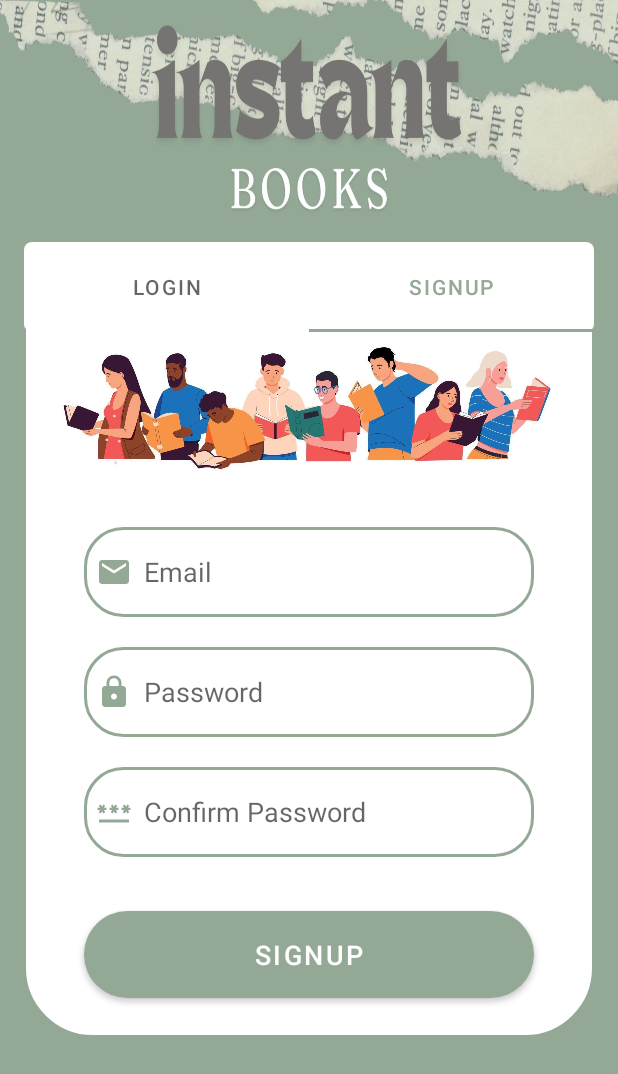
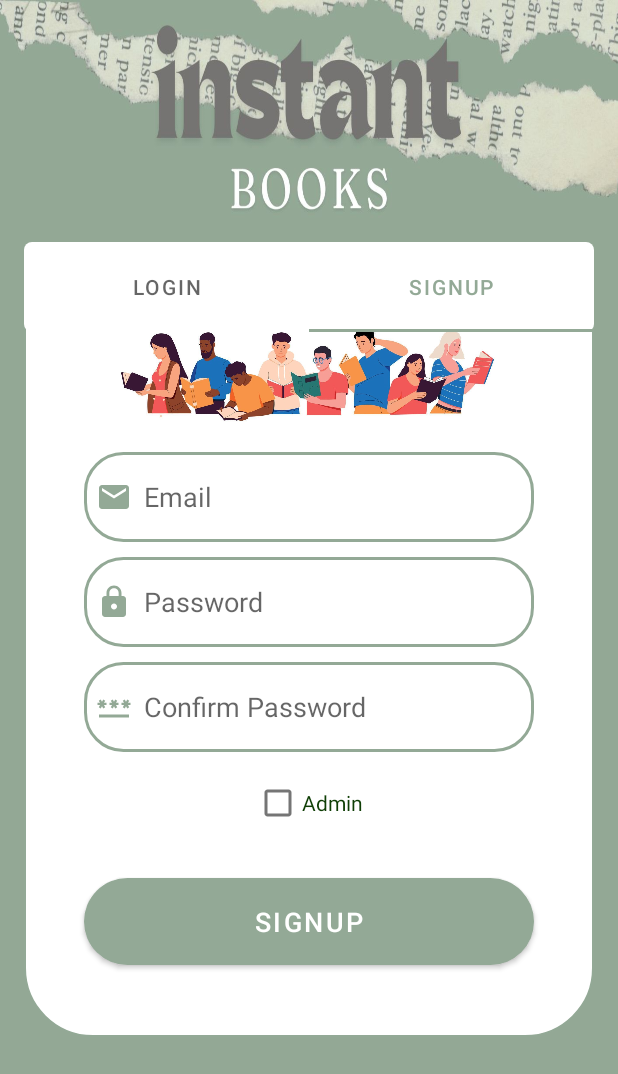
Before and after one commit to ErikaCorona/PROGETTO_BIBLIOTECA, an Android app: the screen it shows after launch (MainActivity_new), tab 2 chosen, on a phone screen of 412 x 824 dp. Shown: the top 1074 px of the screen. Run offline under Robolectric (Android 15) with nearby library versions, the phone set to English and light mode, and no system bars.

Commit message:
creazione tabella users nel db, aggiunto classe notifica, aggiunto checkbox admin

```diff
--- a/app/src/main/java/com/example/progettobiblioteca/LoginFragm.kt
+++ b/app/src/main/java/com/example/progettobiblioteca/LoginFragm.kt
@@ -1,18 +1,56 @@
 package com.example.progettobiblioteca
 
+import android.content.Context
+import android.content.Intent
 import android.os.Bundle
 import androidx.fragment.app.Fragment
 import android.view.LayoutInflater
 import android.view.View
 import android.view.ViewGroup
+import android.widget.Button
+import android.widget.EditText
 
 class LoginFragm : Fragment() {
+private lateinit var emailEditText: EditText
+private lateinit var passwordEditText: EditText
+
+
+
 
     override fun onCreateView(
         inflater: LayoutInflater,
         container: ViewGroup?,
         savedInstanceState: Bundle?
     ): View? {
-        return inflater.inflate(R.layout.fragment_login, container, false)
+       val view= inflater.inflate(R.layout.fragment_login, container, false)
+        emailEditText = view.findViewById(R.id.login_email)
+        passwordEditText = view.findViewById(R.id.login_password)
+        val loginButton: Button = view.findViewById(R.id.login_button)
+        loginButton.setOnClickListener {
+            val email = emailEditText.text.toString()
+            val password = passwordEditText.text.toString()
+            if (email.isNotEmpty() && password.isNotEmpty()) {
+                 login(requireContext(), email, password)
+            }
+    }
+        return view
+    }
+    private fun login(context: Context, email:String, password:String){
+        val dbHelper = DataBaseHelper(context)
+        val db = dbHelper.readableDatabase
+        val query = "SELECT * FROM $TABLE_NAME WHERE $COL_EMAIL = ? AND $COL_PASSWORD = ?"
+        val cursor = db.rawQuery(query, arrayOf(email, password))
+
+        val loggedIn = cursor.count > 0
+        cursor.close()
+        db.close()
+        if(loggedIn){
+            val intent = Intent(activity, Menu::class.java)
+            startActivity(intent)
+        }else{
+            val title = "errore"
+            val message = "email o password non valido"
+            Notifica.showNotification(context, title, message)
+        }
     }
 }
--- a/app/src/main/res/layout/fragment_signup.xml
+++ b/app/src/main/res/layout/fragment_signup.xml
@@ -21,7 +21,7 @@
 
             <ImageView
                 android:layout_width="wrap_content"
-                android:layout_height="120dp"
+                android:layout_height="80dp"
                 android:src="@drawable/signupimg" />
 
             <EditText
@@ -29,7 +29,7 @@
                 android:layout_width="300dp"
                 android:layout_height="60dp"
                 android:layout_gravity="center"
-                android:layout_marginTop="30dp"
+                android:layout_marginTop="20dp"
                 android:background="@drawable/testoedit_bg"
                 android:drawableLeft="@drawable/baseline_email_24"
                 android:drawablePadding="8dp"
@@ -41,7 +41,7 @@
                 android:layout_width="300dp"
                 android:layout_height="60dp"
                 android:layout_gravity="center"
-                android:layout_marginTop="20dp"
+                android:layout_marginTop="10dp"
                 android:background="@drawable/testoedit_bg"
                 android:drawableLeft="@drawable/baseline_lock_24"
                 android:drawablePadding="8dp"
@@ -54,20 +54,27 @@
                 android:layout_width="300dp"
                 android:layout_height="60dp"
                 android:layout_gravity="center"
-                android:layout_marginTop="20dp"
+                android:layout_marginTop="10dp"
                 android:background="@drawable/testoedit_bg"
                 android:drawableLeft="@drawable/baseline_password_24"
                 android:drawablePadding="8dp"
                 android:hint="Confirm Password"
                 android:inputType="textPassword"
                 android:padding="8dp" />
-
+            <CheckBox
+                android:id="@+id/adminCheckBox"
+                android:layout_width="wrap_content"
+                android:layout_height="wrap_content"
+                android:layout_gravity="center"
+                android:layout_marginTop="10dp"
+                android:textColor="@color/purdarkgreen"
+                android:text="Admin" />
             <Button
                 android:id="@+id/signup_button"
                 android:layout_width="300dp"
                 android:layout_height="70dp"
                 android:layout_gravity="center"
-                android:layout_marginTop="30dp"
+                android:layout_marginTop="20dp"
                 android:text="Signup"
                 android:textSize="18sp"
                 app:cornerRadius="30dp" />
```
Also changed, not shown: app/src/main/java/com/example/progettobiblioteca/DataBaseHelper.kt (+39 -5 lines), app/src/main/java/com/example/progettobiblioteca/Notifica.kt (added, +33 -0 lines), app/src/main/java/com/example/progettobiblioteca/SignupFragm.kt (+5 -23 lines).
